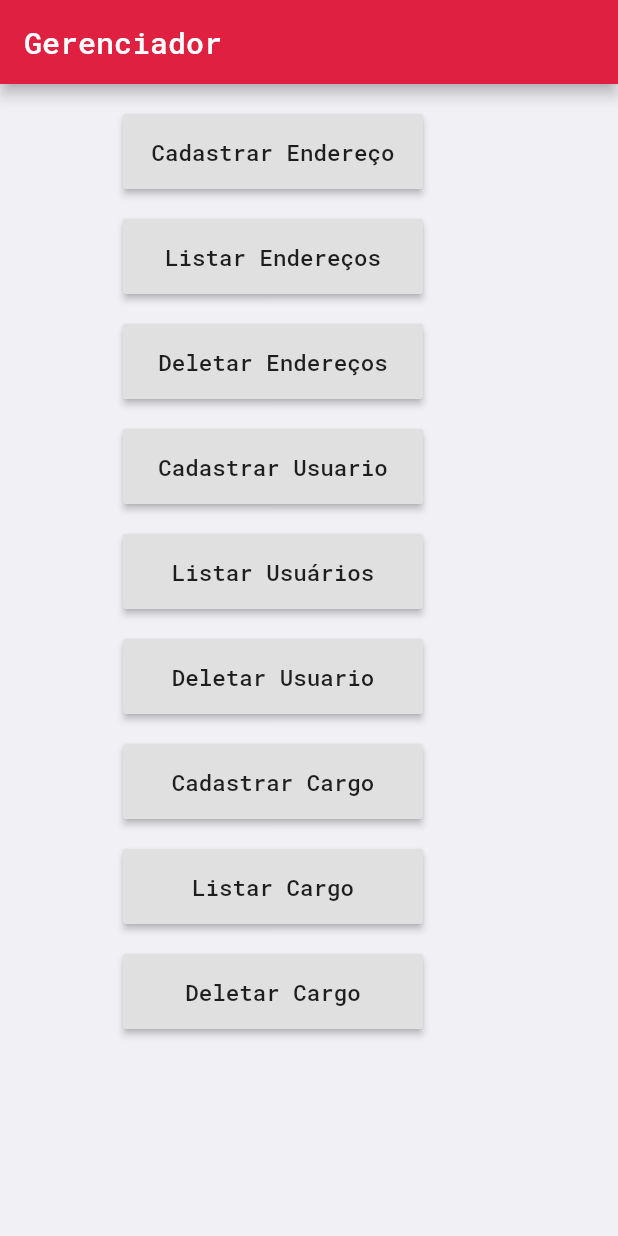
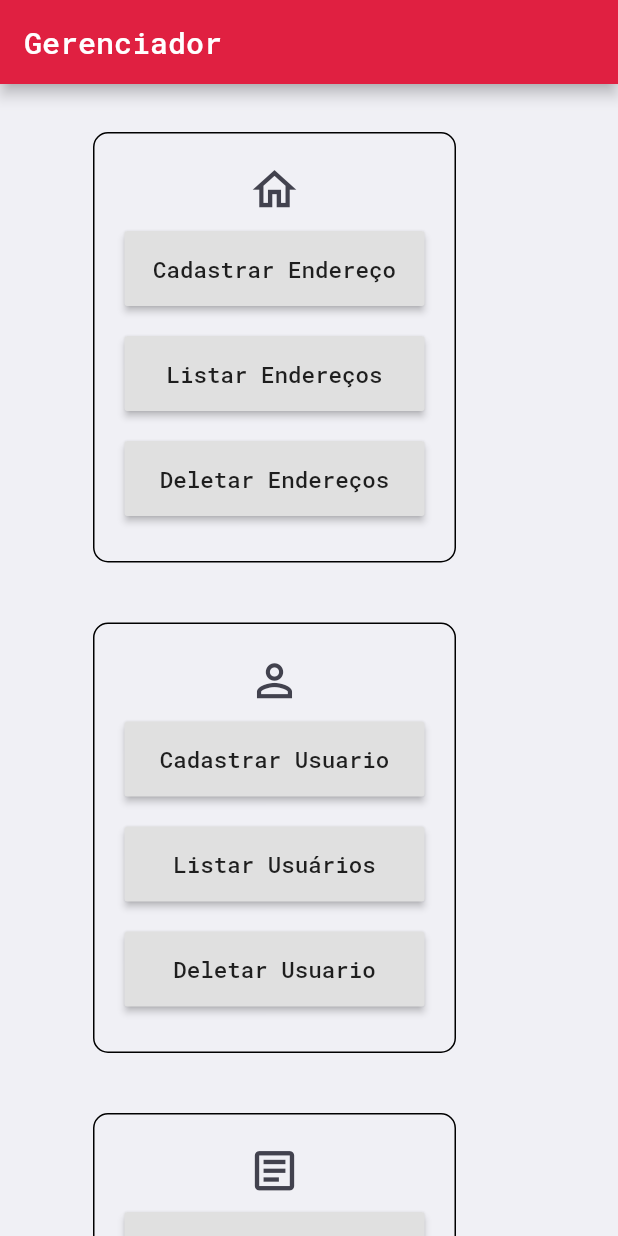
Before and after one commit to amandaxm/crud-flutter-usuarios, a Flutter app: the screen it shows after launch, on a phone screen of 412 x 824 dp. Run offline on Flutter 3.47's test engine with Material 2 defaults, Android fonts, the phone set to English and light mode, and no system bars; our stand-ins replace connectivity, dio, flutter_mobx, mobx, shared_preferences; generated files the repository leaves out were written again.

Commit message:
Design home screen

```diff
--- a/lib/screen/ListarUsuario/listar_usuario_screen.dart
+++ b/lib/screen/ListarUsuario/listar_usuario_screen.dart
@@ -45,7 +45,6 @@ class _ListarUsuarioScreenState extends State<ListarUsuarioScreen> {
                 Icon(Icons.person, size: 100.0, color: color3),
                 Column(
                     crossAxisAlignment: CrossAxisAlignment.stretch,
-
                     children: this
                         ._listar_usuario_controller
                         .listar.getData.map((usuario) {
--- a/lib/screen/home_screen.dart
+++ b/lib/screen/home_screen.dart
@@ -17,9 +17,9 @@ class HomeScreen extends StatefulWidget {
 }
 
 class _HomeScreenState extends State<HomeScreen> {
+  static const color = const Color(0xFFe02041);
   static const color2 = const Color(0xFFf0f0f5);
-  static const color = const Color(0xFFe02041);
-
+  static const color3 = const Color(0xFFe41414d);
 
   @override
   Widget build(BuildContext context) {
@@ -31,12 +31,29 @@ class _HomeScreenState extends State<HomeScreen> {
             backgroundColor: color),
         backgroundColor: color2,
         body: SingleChildScrollView(
-          padding: EdgeInsets.fromLTRB(82, 10, 20, 0),
+          padding: EdgeInsets.fromLTRB(62, 32, 20, 0),
           child: Column(
-              crossAxisAlignment: CrossAxisAlignment.center,
-              mainAxisAlignment: MainAxisAlignment.center,
+              crossAxisAlignment: CrossAxisAlignment.start,
+              mainAxisAlignment: MainAxisAlignment.start,
               children: [
-                //de
+                Container(
+                  padding: EdgeInsets.all(20),
+                  decoration: BoxDecoration(
+                    color: Colors.transparent,
+                    boxShadow: [
+                      new BoxShadow(
+                        color: Colors.transparent,
+                        blurRadius: 5.0,
+                      )
+                    ],
+                    border: Border.all(),
+                    borderRadius: BorderRadius.all(
+                      Radius.circular(10.0),
+                    ),
+                  ),
+                  child: Column(
+                    children: [
+                      Icon(Icons.home_outlined,size: 35,color:color3),
                       Padding(
                         padding: EdgeInsets.only(top: 10, bottom: 10),
                         child: Container(
@@ -64,7 +81,8 @@ class _HomeScreenState extends State<HomeScreen> {
                               Navigator.push(
                                 context,
                                 MaterialPageRoute(
-                              builder: (context) => ListarEnderecoScreen()),
+                                    builder: (context) =>
+                                        ListarEnderecoScreen()),
                               );
                             },
                             title: "Listar Endereços",
@@ -81,13 +99,39 @@ class _HomeScreenState extends State<HomeScreen> {
                               Navigator.push(
                                 context,
                                 MaterialPageRoute(
-                              builder: (context) => DeletarEnderecoScreen()),
+                                    builder: (context) =>
+                                        DeletarEnderecoScreen()),
                               );
                             },
                             title: "Deletar Endereços",
                           ),
                         ),
                       ),
+                    ],
+                  ),
+                ),
+
+                Padding(padding: EdgeInsets.all(20)),
+                Container(
+                  padding: EdgeInsets.all(20),
+                  decoration: BoxDecoration(
+                    color: Colors.transparent,
+                    boxShadow: [
+                      new BoxShadow(
+                        color: Colors.transparent,
+                        blurRadius: 5.0,
+                      )
+                    ],
+                    border: Border.all(),
+                    borderRadius: BorderRadius.all(
+                      Radius.circular(10.0),
+                    ),
+                  ),
+                  child: Column(
+                    crossAxisAlignment: CrossAxisAlignment.center,
+                    mainAxisAlignment: MainAxisAlignment.spaceAround,
+                    children: [
+                      Icon(Icons.person_outline,size: 35,color:color3),
                       Padding(
                         padding: EdgeInsets.only(top: 10, bottom: 10),
                         child: Container(
@@ -115,7 +159,8 @@ class _HomeScreenState extends State<HomeScreen> {
                               Navigator.push(
                                 context,
                                 MaterialPageRoute(
-                              builder: (context) => ListarUsuarioScreen()),
+                                    builder: (context) =>
+                                        ListarUsuarioScreen()),
                               );
                             },
                             title: "Listar Usuários",
@@ -132,13 +177,40 @@ class _HomeScreenState extends State<HomeScreen> {
                               Navigator.push(
                                 context,
                                 MaterialPageRoute(
-                              builder: (context) => DeletarUsuarioScreen()),
+                                    builder: (context) =>
+                                        DeletarUsuarioScreen()),
                               );
                             },
                             title: "Deletar Usuario",
                           ),
                         ),
                       ),
+                    ],
+                  ),
+                ),
+                //de
+
+                Padding(padding: EdgeInsets.all(20)),
+                Container(
+                  padding: EdgeInsets.all(20),
+                  decoration: BoxDecoration(
+                    color: Colors.transparent,
+                    boxShadow: [
+                      new BoxShadow(
+                        color: Colors.transparent,
+                        blurRadius: 5.0,
+                      )
+                    ],
+                    border: Border.all(),
+                    borderRadius: BorderRadius.all(
+                      Radius.circular(10.0),
+                    ),
+                  ),
+                  child: Column(
+                    crossAxisAlignment: CrossAxisAlignment.center,
+                    mainAxisAlignment: MainAxisAlignment.spaceAround,
+                    children: [
+                      Icon(Icons.article_outlined,size: 35,color:color3),
                       Padding(
                         padding: EdgeInsets.only(top: 10, bottom: 10),
                         child: Container(
@@ -172,7 +244,8 @@ class _HomeScreenState extends State<HomeScreen> {
                             title: "Listar Cargo",
                           ),
                         ),
-                ),Padding(
+                      ),
+                      Padding(
                         padding: EdgeInsets.only(top: 10, bottom: 10),
                         child: Container(
                           height: 50.0, //definiu altura
@@ -189,6 +262,10 @@ class _HomeScreenState extends State<HomeScreen> {
                           ),
                         ),
                       ),
+                    ],
+                  ),
+                ),
+                Padding(padding: EdgeInsets.all(20)),
               ]),
         ));
   }
```
Lines whose indentation alone changed are shown as unchanged.
